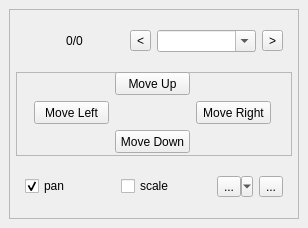
azvoleff/teamqgis, file ui/ui_teamtraining.ui: the form before one commit.
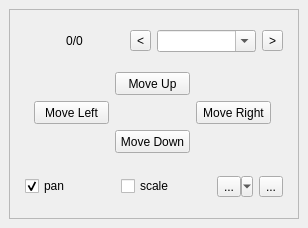
The form after the commit. Icons and pictures are not drawn.

Commit message: Change global xres/yres setting to spin box.

```diff
--- a/ui/ui_teamtraining.ui
+++ b/ui/ui_teamtraining.ui
@@ -208,10 +208,10 @@
           </size>
          </property>
          <property name="frameShape">
-          <enum>QFrame::StyledPanel</enum>
+          <enum>QFrame::NoFrame</enum>
          </property>
          <property name="frameShadow">
-          <enum>QFrame::Raised</enum>
+          <enum>QFrame::Plain</enum>
          </property>
          <widget class="QPushButton" name="translateLeft">
           <property name="geometry">
```
The commit also changes 4 other files.
